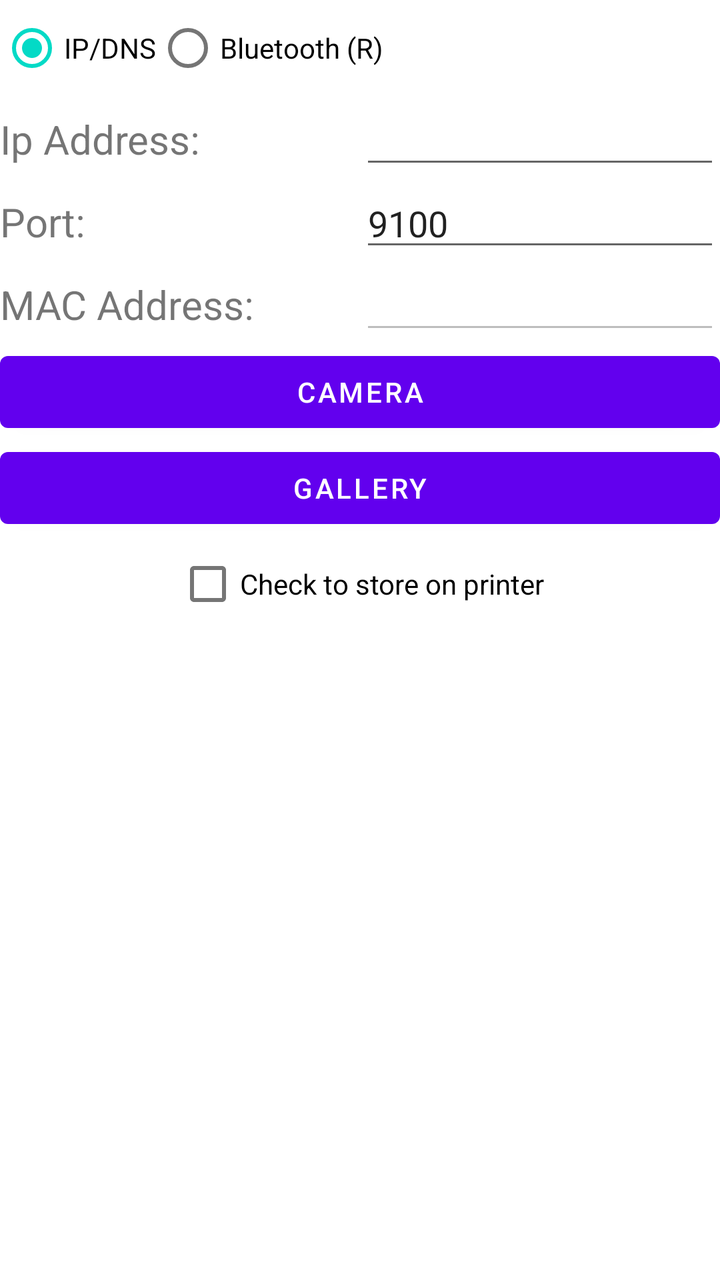
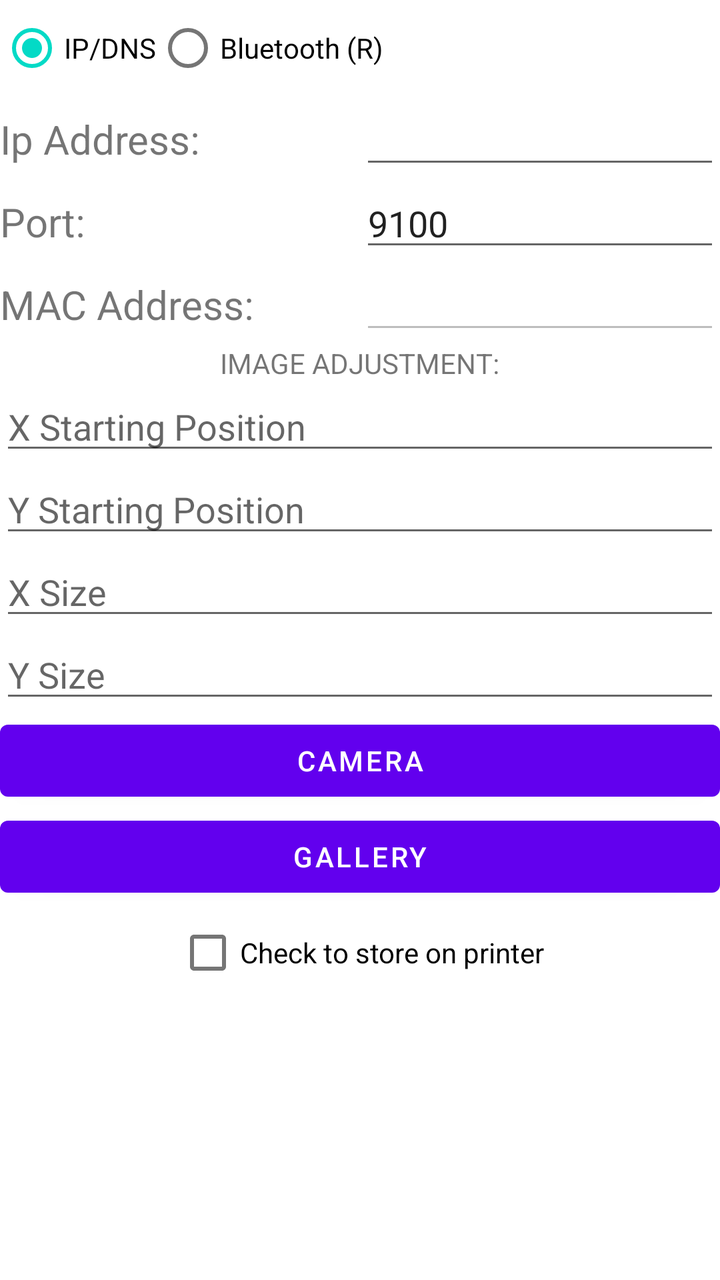

Compare the two renders of this Android layout. The source of the first and the diff that turns it into the second are given below.
<!-- AndroidManifest.xml: fallback theme Theme.MaterialComponents.DayNight.NoActionBar -->
<!-- res/layout/image_print_demo.xml -->
<?xml version="1.0" encoding="utf-8"?>
<LinearLayout
	xmlns:android="http://schemas.android.com/apk/res/android"
	android:id="@+id/connection_screen_layout"
	android:orientation="vertical"
	android:layout_width="fill_parent"
	android:gravity="center_horizontal"
	android:layout_height="fill_parent">

	<RadioGroup
		android:id="@+id/radioGroup"
		android:layout_width="fill_parent"
		android:layout_height="wrap_content"
		android:orientation="horizontal">
		<RadioButton
		    android:layout_height="wrap_content"
		    android:layout_width="wrap_content"
			android:id="@+id/ipDnsRadio"
			android:text="IP/DNS"
			android:checked="true" />
		<RadioButton
		    android:layout_height="wrap_content"
		    android:layout_width="wrap_content"
			android:id="@+id/bluetoothRadio"
			android:text="Bluetooth (R)" />
	</RadioGroup>

	<LinearLayout
		android:orientation="horizontal"
		android:layout_width="fill_parent"
		android:layout_height="wrap_content">
		<TextView
			android:id="@+id/ipAddressText"
			android:layout_width="fill_parent"
			android:layout_height="wrap_content"
			android:text="Ip Address:"
			android:textSize="20.0sp"
			android:layout_weight="1" />
		<EditText
			android:id="@+id/ipAddressInput"
			android:layout_width="fill_parent"
			android:layout_height="wrap_content"
			android:inputType="textNoSuggestions|text"
			android:layout_weight="1" />
	</LinearLayout>

	<LinearLayout
		android:layout_width="fill_parent"
		android:layout_height="wrap_content">
		<TextView
			android:id="@+id/portText"
			android:layout_width="fill_parent"
			android:layout_height="wrap_content"
			android:textSize="20.0sp"
			android:text="Port:"
			android:layout_weight="1" />
		<EditText
			android:id="@+id/portInput"
			android:text="9100"
			android:layout_width="fill_parent"
			android:layout_height="wrap_content"
			android:maxLength="5"
			android:inputType="number"
			android:layout_weight="1" />
	</LinearLayout>

	<LinearLayout
		android:layout_width="fill_parent"
		android:layout_height="wrap_content">
		<TextView
			android:id="@+id/macAddressText"
			android:layout_width="fill_parent"
			android:layout_height="wrap_content"
			android:textSize="20.0sp"
			android:text="MAC Address:"
			android:layout_weight="1" />
		<EditText
			android:id="@+id/macInput"
			android:layout_width="fill_parent"
			android:layout_height="wrap_content"
			android:enabled="false"
			android:inputType="textNoSuggestions|text"
			android:layout_weight="1" />
	</LinearLayout>

	<Button
		android:id="@+id/testButton"
		android:text="Camera"
		android:layout_width="fill_parent"
		android:layout_height="wrap_content"
		android:layout_centerHorizontal="true" />

	<Button
		android:id="@+id/galleryButton"
		android:text="Gallery"
		android:layout_width="fill_parent"
		android:layout_height="wrap_content"
		android:layout_centerHorizontal="true" />

	<CheckBox
		android:id="@+id/checkBox"
		android:text="Check to store on printer"
		android:layout_width="wrap_content"
		android:layout_height="wrap_content" />
	<EditText
		android:id="@+id/printerStorePath"
		android:layout_height="wrap_content"
		android:hint="Path to store on printer"
		android:layout_width="fill_parent"
		android:inputType="textNoSuggestions|text"
		android:visibility="invisible" />


</LinearLayout>
<!-- resources referenced by this layout -->
<resources>

</resources>

<!-- the commit's change to res/layout/image_print_demo.xml (unified diff, before → after) -->
@@ -13,14 +13,14 @@
 		android:layout_height="wrap_content"
 		android:orientation="horizontal">
 		<RadioButton
-		    android:layout_height="wrap_content"
-		    android:layout_width="wrap_content"
+			android:layout_height="wrap_content"
+			android:layout_width="wrap_content"
 			android:id="@+id/ipDnsRadio"
 			android:text="IP/DNS"
 			android:checked="true" />
 		<RadioButton
-		    android:layout_height="wrap_content"
-		    android:layout_width="wrap_content"
+			android:layout_height="wrap_content"
+			android:layout_width="wrap_content"
 			android:id="@+id/bluetoothRadio"
 			android:text="Bluetooth (R)" />
 	</RadioGroup>
@@ -82,7 +82,34 @@
 			android:inputType="textNoSuggestions|text"
 			android:layout_weight="1" />
 	</LinearLayout>
+	<TextView
+		android:id="@+id/text_view_id"
+		android:layout_height="wrap_content"
+		android:layout_width="wrap_content"
+		android:text="IMAGE ADJUSTMENT:" />
+	<EditText
+		android:id="@+id/xStartBox"
+		android:layout_width="fill_parent"
+		android:layout_height="wrap_content"
+		android:hint="X Starting Position" />
 
+	<EditText
+		android:id="@+id/yStartBox"
+		android:layout_width="fill_parent"
+		android:layout_height="wrap_content"
+		android:hint="Y Starting Position" />
+
+	<EditText
+		android:id="@+id/xSizeBox"
+		android:layout_width="fill_parent"
+		android:layout_height="wrap_content"
+		android:hint="X Size" />
+
+	<EditText
+		android:id="@+id/ySizeBox"
+		android:layout_width="fill_parent"
+		android:layout_height="wrap_content"
+		android:hint="Y Size" />
 	<Button
 		android:id="@+id/testButton"
 		android:text="Camera"
@@ -110,5 +137,4 @@
 		android:inputType="textNoSuggestions|text"
 		android:visibility="invisible" />
 
-
 </LinearLayout>
